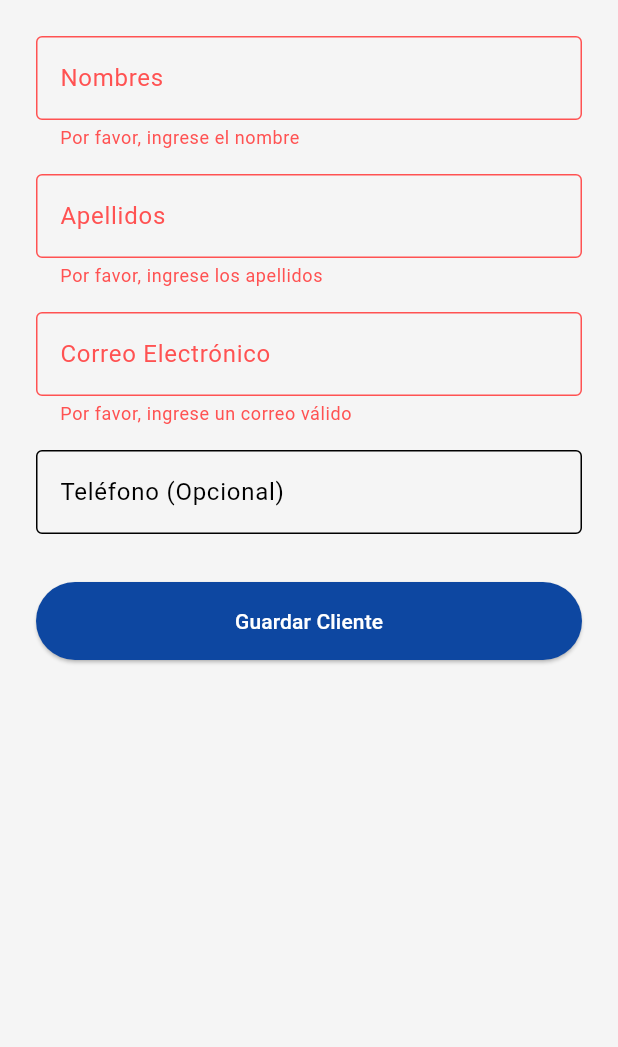
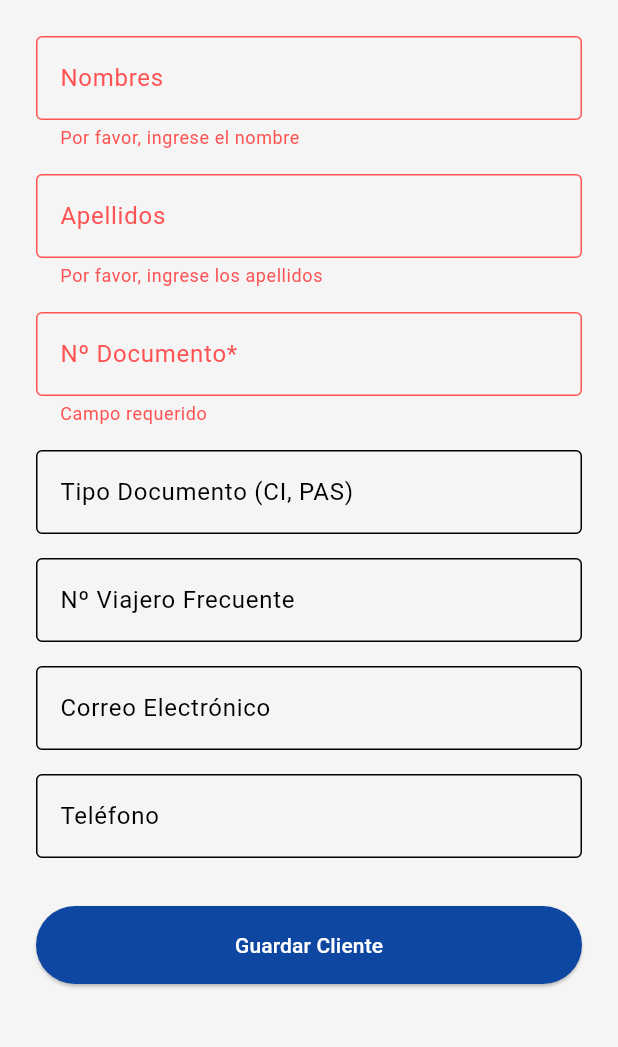
Before and after one commit to elmeryucradevs/wonder_trip_travel_crm, a Flutter app: the ClientCreationPage screen opened directly, after a tap on "Guardar Cliente", on a phone screen of 412 x 824 dp, the part 84-1131 px from its top. Run offline on Flutter 3.47's test engine with Material 3 defaults, Android fonts, the phone set to English and light mode, and no system bars; our stand-ins replace bloc, dartz, drift, equatable, flutter_bloc, flutter_dotenv and 3 more; missing offline and left inert: sqlite3; accounts and stored records are empty; generated files the repository leaves out were written again.

Commit message:
refactor(clients): Actualizar modelo de cliente y cambiar constraint a documento

```diff
--- a/lib/features/client_management/domain/entities/client_entity.dart
+++ b/lib/features/client_management/domain/entities/client_entity.dart
@@ -14,22 +14,47 @@ class ClientEntity extends Equatable {
   final int id;
   final String name;
   final String lastName;
-  final String email;
+  final String? email;
   final String? phone;
   final DateTime? birthDate;
+  final String? documentNumber;
+  final String? documentType;
+  final String? travelerNumber;
+  final String? billingName;
+  final String? billingDocument;
+  final String? billingAddress;
 
   const ClientEntity({
     required this.id,
     required this.name,
     required this.lastName,
-    required this.email,
+    this.email,
     this.phone,
     this.birthDate,
+    this.documentNumber,
+    this.documentType,
+    this.travelerNumber,
+    this.billingName,
+    this.billingDocument,
+    this.billingAddress,
   });
 
   /// Devuelve el nombre completo del cliente.
   String get fullName => '$name $lastName';
 
   @override
-  List<Object?> get props => [id, name, lastName, email, phone, birthDate];
+  List<Object?> get props => [
+        id,
+        name,
+        lastName,
+        email,
+        phone,
+        birthDate,
+        documentNumber,
+        documentType,
+        travelerNumber,
+        billingName,
+        billingDocument,
+        billingAddress,
+      ];
 }
--- a/lib/features/client_management/presentation/bloc/client_creation/client_creation_bloc.dart
+++ b/lib/features/client_management/presentation/bloc/client_creation/client_creation_bloc.dart
@@ -17,11 +17,14 @@ class ClientCreationBloc extends Bloc<ClientCreationEvent, ClientCreationState>
     emit(ClientCreationLoading());
 
     final newClient = ClientEntity(
-      id: 0, // El ID es autogenerado por la BD, ponemos 0 como placeholder.
+      id: 0, //autogenerado por db 0 como placeholder
       name: event.name,
       lastName: event.lastName,
       email: event.email,
       phone: event.phone,
+      documentNumber: event.documentNumber,
+      documentType: event.documentType,
+      travelerNumber: event.travelerNumber,
     );
 
     final result = await saveClientUseCase(newClient);
--- a/lib/features/client_management/presentation/bloc/client_creation/client_creation_event.dart
+++ b/lib/features/client_management/presentation/bloc/client_creation/client_creation_event.dart
@@ -3,7 +3,7 @@ part of 'client_creation_bloc.dart';
 abstract class ClientCreationEvent extends Equatable {
   const ClientCreationEvent();
   @override
-  List<Object> get props => [];
+  List<Object?> get props => [];
 }
 
 /// Evento que se dispara cuando el usuario presiona "Guardar Cliente".
@@ -11,16 +11,31 @@ abstract class ClientCreationEvent extends Equatable {
 class SaveClientEvent extends ClientCreationEvent {
   final String name;
   final String lastName;
-  final String email;
+  final String? email;
   final String? phone;
+  final String documentNumber;
+  final String? documentType;
+  final String? travelerNumber;
 
   const SaveClientEvent({
     required this.name,
     required this.lastName,
-    required this.email,
+    required this.documentNumber,
+    this.email,
     this.phone,
+    this.documentType,
+    this.travelerNumber,
   });
 
   @override
-  List<Object> get props => [name, lastName, email];
+  @override
+  List<Object?> get props => [
+        name,
+        lastName,
+        email,
+        phone,
+        documentNumber,
+        documentType,
+        travelerNumber,
+      ];
 }
--- a/lib/features/client_management/presentation/pages/client_creation_page.dart
+++ b/lib/features/client_management/presentation/pages/client_creation_page.dart
@@ -71,6 +71,9 @@ class _ClientCreationFormState extends State<ClientCreationForm> {
   final _lastNameController = TextEditingController();
   final _emailController = TextEditingController();
   final _phoneController = TextEditingController();
+  final _docNumberController = TextEditingController();
+  final _docTypeController = TextEditingController();
+  final _travelerNumController = TextEditingController();
 
   @override
   void dispose() {
@@ -78,6 +81,9 @@ class _ClientCreationFormState extends State<ClientCreationForm> {
     _lastNameController.dispose();
     _emailController.dispose();
     _phoneController.dispose();
+    _docNumberController.dispose();
+    _docTypeController.dispose();
+    _travelerNumController.dispose();
     super.dispose();
   }
 
@@ -119,29 +125,34 @@ class _ClientCreationFormState extends State<ClientCreationForm> {
             ),
             const SizedBox(height: 16),
             TextFormField(
+              controller: _docNumberController,
+              decoration: const InputDecoration(labelText: 'Nº Documento*', border: OutlineInputBorder()),
+              validator: (v) => v!.isEmpty ? 'Campo requerido' : null,
+            ),
+            const SizedBox(height: 16),
+             TextFormField(
+              controller: _docTypeController,
+              decoration: const InputDecoration(labelText: 'Tipo Documento (CI, PAS)', border: OutlineInputBorder()),
+            ),
+            const SizedBox(height: 16),
+            TextFormField(
+              controller: _travelerNumController,
+              decoration: const InputDecoration(labelText: 'Nº Viajero Frecuente', border: OutlineInputBorder()),
+            ),
+            const SizedBox(height: 16),
+            TextFormField(
               controller: _emailController,
-              decoration: const InputDecoration(
-                labelText: 'Correo Electrónico',
-                border: OutlineInputBorder(),
-              ),
+              decoration: const InputDecoration(labelText: 'Correo Electrónico', border: OutlineInputBorder()),
               keyboardType: TextInputType.emailAddress,
-              validator: (value) {
-                if (value == null || value.isEmpty || !value.contains('@')) {
-                  return 'Por favor, ingrese un correo válido';
-                }
-                return null;
-              },
             ),
             const SizedBox(height: 16),
             TextFormField(
               controller: _phoneController,
-              decoration: const InputDecoration(
-                labelText: 'Teléfono (Opcional)',
-                border: OutlineInputBorder(),
-              ),
+              decoration: const InputDecoration(labelText: 'Teléfono', border: OutlineInputBorder()),
               keyboardType: TextInputType.phone,
             ),
             const SizedBox(height: 32),
+
             BlocBuilder<ClientCreationBloc, ClientCreationState>(
               builder: (context, state) {
                 if (state is ClientCreationLoading) {
@@ -156,15 +167,15 @@ class _ClientCreationFormState extends State<ClientCreationForm> {
                   ),
                   onPressed: () {
                     if (_formKey.currentState!.validate()) {
-                      // Despacha el evento al BLoC con los datos del formulario.
                       context.read<ClientCreationBloc>().add(
                             SaveClientEvent(
                               name: _nameController.text,
                               lastName: _lastNameController.text,
+                              documentNumber: _docNumberController.text,
+                              documentType: _docTypeController.text,
+                              travelerNumber: _travelerNumController.text,
                               email: _emailController.text,
-                              phone: _phoneController.text.isNotEmpty
-                                  ? _phoneController.text
-                                  : null,
+                              phone: _phoneController.text,
                             ),
                           );
                     }
--- a/lib/features/client_management/presentation/pages/client_list_page.dart
+++ b/lib/features/client_management/presentation/pages/client_list_page.dart
@@ -19,7 +19,9 @@ class ClientListPage extends StatelessWidget {
   Widget build(BuildContext context) {
     return BlocProvider(
       create: (_) => sl<ClientListBloc>()..add(FetchClientsEvent()),
-      child: Scaffold(
+      child: Builder(
+        builder: (context) {
+          return Scaffold(
             appBar: AppBar(
               title: const Text('Clientes - Wonder Trip'),
             ),
@@ -41,6 +43,8 @@ class ClientListPage extends StatelessWidget {
               },
               child: const Icon(Icons.add),
             ),
+          );
+        }
       ),
     );
   }
--- a/lib/features/client_management/presentation/widgets/client_list_item.dart
+++ b/lib/features/client_management/presentation/widgets/client_list_item.dart
@@ -33,7 +33,10 @@ class ClientListItem extends StatelessWidget {
           child: Text(initials),
         ),
         title: Text(client.fullName, style: theme.textTheme.titleMedium),
-        subtitle: Text(client.email, style: theme.textTheme.bodySmall),
+        subtitle: Text(
+          client.email ?? 'Sin correo electrónico',
+          style: theme.textTheme.bodySmall,
+        ),
         trailing: Icon(Icons.chevron_right, color: theme.colorScheme.secondary),
         onTap: () {
           // TODO: Implementar navegación a la página de detalles del cliente (CRM-005)
```
Also changed, not shown: lib/core/db/database.dart (+7 -1 lines), lib/features/client_management/data/datasources/client_local_data_source.dart (+84 -25 lines), lib/features/client_management/data/models/client_model.dart (+19 -1 lines), lib/features/client_management/data/repositories/client_repository_impl.dart (+7 -1 lines), lib/core/db/database.g.dart. Lines whose indentation alone changed are shown as unchanged.
